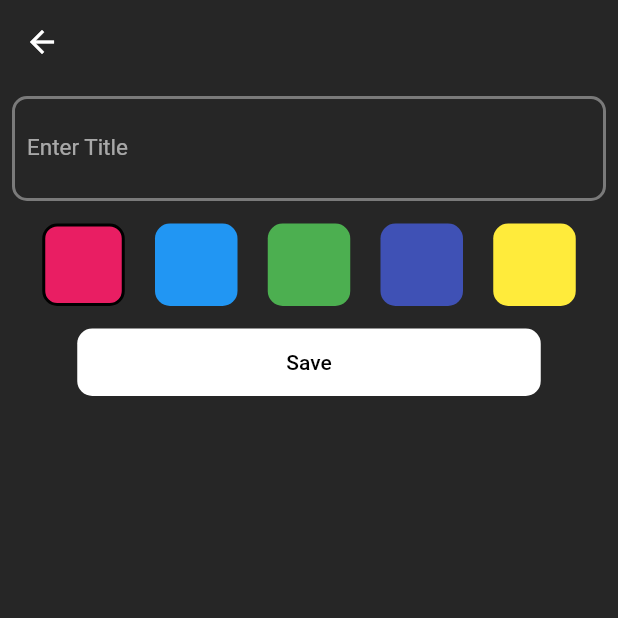
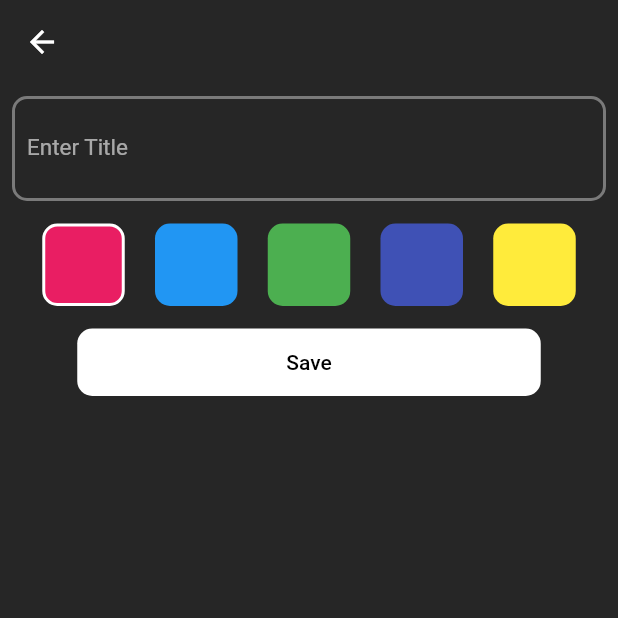
Before and after one commit to GameOnAnil/flutter_todolist, a Flutter app: the AddCategoryPage screen opened by its route, on a phone screen of 412 x 824 dp, the top half of it. Run offline on Flutter 3.47's test engine with Material 2 defaults, Android fonts, the phone set to English and light mode, and no system bars; our stand-ins replace flutter_riverpod, flutter_slidable, sqflite; accounts and stored records are empty.

Commit message:
Minor bug fix: color picker outline not shown

```diff
--- a/lib/screens/add_category_page.dart
+++ b/lib/screens/add_category_page.dart
@@ -174,7 +174,7 @@ class ColoredBox extends StatelessWidget {
               borderRadius: BorderRadius.circular(10),
               color: color,
               border: color.value == ref.watch(addCategoryProvider).color
-                  ? Border.all(width: 2, color: Colors.black)
+                  ? Border.all(width: 2, color: Colors.white)
                   : null),
         ),
       );
--- a/lib/screens/todo_page.dart
+++ b/lib/screens/todo_page.dart
@@ -31,7 +31,7 @@ class TodoPage extends StatelessWidget {
                 padding:
                     const EdgeInsets.symmetric(horizontal: 15, vertical: 8),
                 child: Text(
-                  "What's up,Anil!  " + categoryId.toString(),
+                  "What's up,Anil!",
                   style: TextStyle(
                     fontSize: 30,
                     fontWeight: FontWeight.w600,
```
